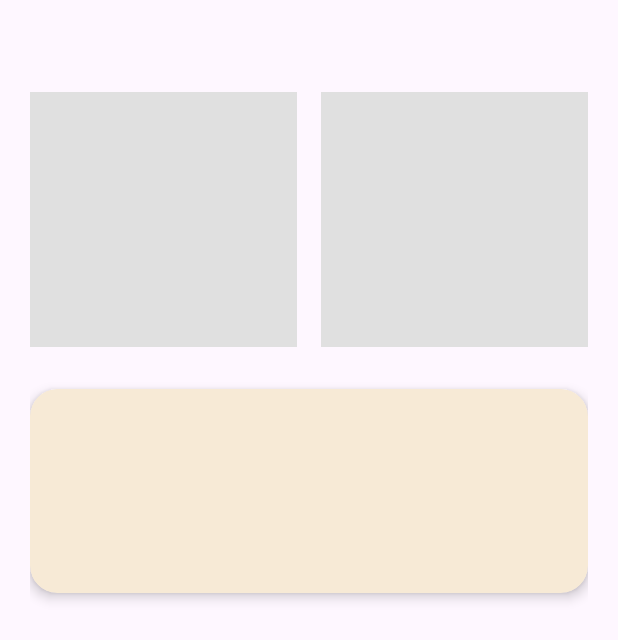
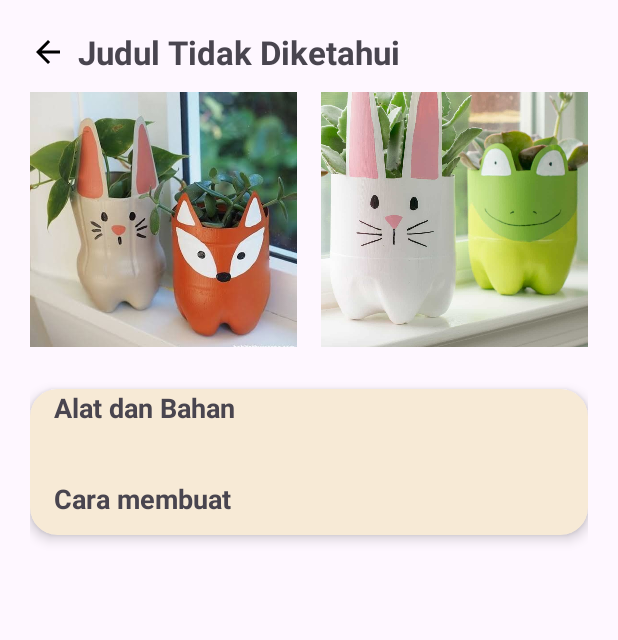
Before and after one commit to ridwanafriza/Kel-5, an Android app: the DetailKerajinanActivity screen opened directly, with no data from a screen before it, on a phone screen of 412 x 824 dp. Shown: the top 640 px of the screen. Run offline under Robolectric (Android 15) with nearby library versions, the phone set to English and light mode, and no system bars.

Commit message:
detailkerajinan_tarin

```diff
--- a/app/src/main/AndroidManifest.xml
+++ b/app/src/main/AndroidManifest.xml
@@ -11,6 +11,12 @@
         android:roundIcon="@mipmap/ic_launcher_round"
         android:supportsRtl="true"
         android:theme="@style/Theme.Myresep">
+        <activity
+            android:name=".Starina.DetailKerajinanAdapter"
+            android:exported="false" />
+        <activity
+            android:name=".Starina.apadah"
+            android:exported="false" />
         <activity
             android:name=".Starina.DetailKerajinanActivity"
             android:exported="false" />
--- a/app/src/main/java/com/id/myresep/Starina/DetailKerajinanActivity.kt
+++ b/app/src/main/java/com/id/myresep/Starina/DetailKerajinanActivity.kt
@@ -1,10 +1,14 @@
 package com.id.myresep.Starina
 
 import android.os.Bundle
+import android.widget.ImageView
+import android.widget.TextView
 import androidx.activity.enableEdgeToEdge
 import androidx.appcompat.app.AppCompatActivity
 import androidx.core.view.ViewCompat
 import androidx.core.view.WindowInsetsCompat
+import androidx.recyclerview.widget.LinearLayoutManager
+import androidx.recyclerview.widget.RecyclerView
 import com.id.myresep.R
 
 class DetailKerajinanActivity : AppCompatActivity() {
@@ -17,5 +21,28 @@ class DetailKerajinanActivity : AppCompatActivity() {
             v.setPadding(systemBars.left, systemBars.top, systemBars.right, systemBars.bottom)
             insets
         }
+        val txtJudul: TextView = findViewById(R.id.txtJudul)
+        val imageDetail1: ImageView = findViewById(R.id.imageDetail1)
+        val imageDetail2: ImageView = findViewById(R.id.imageDetail2)
+        val rvBahan: androidx.recyclerview.widget.RecyclerView = findViewById(R.id.rvBahan)
+        val rvCara: androidx.recyclerview.widget.RecyclerView = findViewById(R.id.rvCara)
+
+        val judul = intent.getStringExtra("judul") ?: "Judul Tidak Diketahui"
+        val bahanList = intent.getStringArrayListExtra("bahanList") ?: arrayListOf()
+        val caraList = intent.getStringArrayListExtra("caraList") ?: arrayListOf()
+        val gambar1 = intent.getIntExtra("gambar1", R.drawable.pot)
+        val gambar2 = intent.getIntExtra("gambar2", R.drawable.pot2)
+
+        txtJudul.text = judul
+        imageDetail1.setImageResource(gambar1)
+        imageDetail2.setImageResource(gambar2)
+
+        rvBahan.layoutManager = LinearLayoutManager(this)
+        rvBahan.adapter = DetailKerajinanAdapter(bahanList)
+
+        rvCara.layoutManager = LinearLayoutManager(this)
+        rvCara.adapter = DetailKerajinanAdapter(caraList)
+
+
     }
 }
--- /dev/null
+++ b/app/src/main/java/com/id/myresep/Starina/DetailKerajinanAdapter.kt
@@ -0,0 +1,31 @@
+package com.id.myresep.Starina
+
+import android.view.LayoutInflater
+import android.view.View
+import android.view.ViewGroup
+import android.widget.TextView
+import androidx.recyclerview.widget.RecyclerView
+import com.id.myresep.R
+
+class DetailKerajinanAdapter(
+    private val listDetail: List<String>
+) : RecyclerView.Adapter<DetailKerajinanAdapter.DetailViewHolder>() {
+
+    // ViewHolder
+    class DetailViewHolder(itemView: View) : RecyclerView.ViewHolder(itemView) {
+        val textViewDetail: TextView = itemView.findViewById(R.id.textViewDetail)
+    }
+
+    override fun onCreateViewHolder(parent: ViewGroup, viewType: Int): DetailViewHolder {
+        val view = LayoutInflater.from(parent.context)
+            .inflate(R.layout.item_detail_kerajinan, parent, false)
+        return DetailViewHolder(view)
+    }
+
+    override fun onBindViewHolder(holder: DetailViewHolder, position: Int) {
+        val detail = listDetail[position]
+        holder.textViewDetail.text = detail
+    }
+
+    override fun getItemCount(): Int = listDetail.size
+}
--- /dev/null
+++ b/app/src/main/res/drawable/baseline_arrow_back_24.xml
@@ -0,0 +1,5 @@
+<vector xmlns:android="http://schemas.android.com/apk/res/android" android:autoMirrored="true" android:height="24dp" android:tint="#000000" android:viewportHeight="24" android:viewportWidth="24" android:width="24dp">
+
+    <path android:fillColor="@android:color/white" android:pathData="M20,11H7.83l5.59,-5.59L12,4l-8,8 8,8 1.41,-1.41L7.83,13H20v-2z"/>
+
+</vector>
--- a/app/src/main/res/layout/activity_detail_kerajinan.xml
+++ b/app/src/main/res/layout/activity_detail_kerajinan.xml
@@ -1,9 +1,19 @@
 <?xml version="1.0" encoding="utf-8"?>
-<ScrollView xmlns:android="http://schemas.android.com/apk/res/android"
+<androidx.constraintlayout.widget.ConstraintLayout
+    xmlns:android="http://schemas.android.com/apk/res/android"
     xmlns:app="http://schemas.android.com/apk/res-auto"
+    android:id="@+id/main"
     android:layout_width="match_parent"
-    android:layout_height="match_parent"
-    android:padding="20dp">
+    android:layout_height="match_parent">
+
+    <ScrollView
+        android:layout_width="0dp"
+        android:layout_height="0dp"
+        android:padding="20dp"
+        app:layout_constraintTop_toTopOf="parent"
+        app:layout_constraintBottom_toBottomOf="parent"
+        app:layout_constraintStart_toStartOf="parent"
+        app:layout_constraintEnd_toEndOf="parent">
 
         <LinearLayout
             android:layout_width="match_parent"
@@ -11,13 +21,28 @@
             android:orientation="vertical">
 
             <!-- Judul -->
+            <LinearLayout
+                android:layout_width="wrap_content"
+                android:layout_height="wrap_content"
+                android:orientation="horizontal"
+                android:gravity="center_vertical"
+                android:layout_marginBottom="12dp">
+
+                <ImageView
+                    android:id="@+id/iconJudul"
+                    android:layout_width="24dp"
+                    android:layout_height="24dp"
+                    android:src="@drawable/baseline_arrow_back_24"
+                    android:layout_marginEnd="8dp" />
+
                 <TextView
                     android:id="@+id/txtJudul"
                     android:layout_width="wrap_content"
                     android:layout_height="wrap_content"
+                    android:text="Pot Tanaman"
                     android:textSize="22sp"
-            android:textStyle="bold"
-            android:layout_marginBottom="12dp" />
+                    android:textStyle="bold"/>
+            </LinearLayout>
 
             <!-- Dua Gambar -->
             <LinearLayout
@@ -34,7 +59,8 @@
                     android:layout_weight="1"
                     android:layout_marginEnd="8dp"
                     android:scaleType="centerCrop"
-                android:background="#E0E0E0" />
+                    android:background="#E0E0E0"
+                    android:src="@drawable/pot"/>
 
                 <ImageView
                     android:id="@+id/imageDetail2"
@@ -43,7 +69,8 @@
                     android:layout_weight="1"
                     android:layout_marginStart="8dp"
                     android:scaleType="centerCrop"
-                android:background="#E0E0E0" />
+                    android:background="#E0E0E0"
+                    android:src="@drawable/pot2"/>
             </LinearLayout>
 
             <!-- Card Besar -->
@@ -61,44 +88,50 @@
                 <LinearLayout
                     android:layout_width="match_parent"
                     android:layout_height="wrap_content"
-                android:orientation="vertical">
+                    android:orientation="vertical"
+                    android:paddingStart="16dp"
+                    android:paddingEnd="16dp">
 
-                <!-- Judul Bahan -->
-
+                    <!-- Judul Bahan dan Alat -->
                     <TextView
                         android:id="@+id/txtBahanJudul"
-                    android:layout_width="87dp"
+                        android:layout_width="wrap_content"
                         android:layout_height="wrap_content"
+                        android:text="Alat dan Bahan"
                         android:layout_marginBottom="12dp"
                         android:textSize="18sp"
                         android:textStyle="bold" />
 
-                <!-- Isi Bahan -->
-                <TextView
-                    android:id="@+id/txtBahan"
-                    android:layout_width="wrap_content"
+                    <!-- RecyclerView untuk Bahan -->
+                    <androidx.recyclerview.widget.RecyclerView
+                        android:id="@+id/rvBahan"
+                        android:layout_width="match_parent"
                         android:layout_height="wrap_content"
-                    android:lineSpacingExtra="4dp"
-                    android:layout_marginBottom="24dp" />
+                        android:layout_marginBottom="24dp"/>
+                    <!-- Adapter akan meng-inflate item_detail_kerajinan.xml -->
 
-                <!-- Judul Cara -->
+                    <!-- Judul Cara Membuat -->
                     <TextView
                         android:id="@+id/txtCaraJudul"
                         android:layout_width="wrap_content"
                         android:layout_height="wrap_content"
+                        android:text="Cara membuat"
                         android:textSize="18sp"
                         android:textStyle="bold"
                         android:layout_marginBottom="12dp" />
 
-                <!-- Isi Cara -->
-                <TextView
-                    android:id="@+id/txtCara"
-                    android:layout_width="wrap_content"
-                    android:layout_height="wrap_content"
-                    android:lineSpacingExtra="4dp" />
+                    <!-- RecyclerView untuk Cara -->
+                    <androidx.recyclerview.widget.RecyclerView
+                        android:id="@+id/rvCara"
+                        android:layout_width="match_parent"
+                        android:layout_height="wrap_content" />
+                    <!-- Adapter akan meng-inflate item_detail_kerajinan.xml -->
+
                 </LinearLayout>
             </androidx.cardview.widget.CardView>
 
         </LinearLayout>
 
     </ScrollView>
+
+</androidx.constraintlayout.widget.ConstraintLayout>
```
Also changed, not shown: app/src/main/java/com/id/myresep/Starina/Kerajinan.kt (added, +9 -0 lines), app/src/main/res/layout/item_detail_kerajinan.xml (added, +28 -0 lines), app/src/main/res/drawable/pot.jpg (added), app/src/main/res/drawable/pot2.jpg (added). Lines whose indentation alone changed are shown as unchanged.
